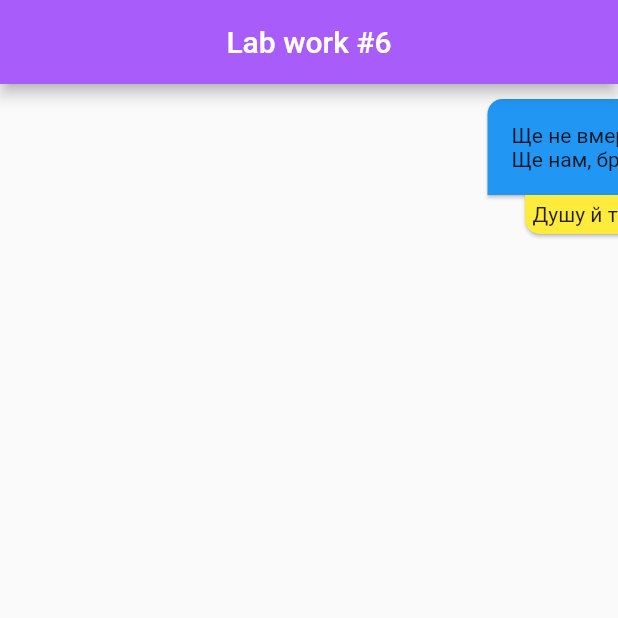
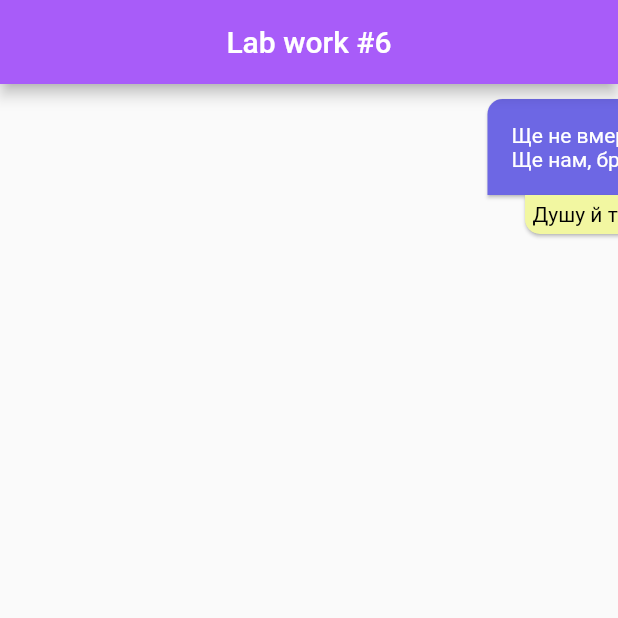
Before and after one commit to de-vasta/flutter_6, a Flutter app: the screen it shows after launch, on a phone screen of 412 x 824 dp, the top half of it. Run offline on Flutter 3.47's test engine with Material 2 defaults, Android fonts, the phone set to English and light mode, and no system bars.

Commit message:
README.md, main.dart
👉🏻 Written down in README.md description of the task
👉🏻 main.dart: added cards with text and other miscellaneous stuff

```diff
--- a/lib/main.dart
+++ b/lib/main.dart
@@ -1,5 +1,16 @@
 import 'dart:math';
 import 'package:flutter/material.dart';
+
+enum ColorsFor {
+  background,
+  card1,
+  card2,
+  card3,
+  card4,
+}
+
+Color textColor(Color bgColor) =>
+    bgColor.computeLuminance() > 0.5 ? Colors.black : Colors.white;
 
 void main() {
   runApp(const MyApp());
@@ -10,14 +21,12 @@ class MyApp extends StatelessWidget {
 
   // This widget is the root of your application.
   @override
-  Widget build(BuildContext context) {
-    return MaterialApp(
-      theme: ThemeData(),
-      darkTheme: ThemeData.dark(),
-      home: const MyHomePage(title: 'Lab work #6'),
-      debugShowCheckedModeBanner: false,
-    );
-  }
+  Widget build(BuildContext context) => MaterialApp(
+        theme: ThemeData(),
+        darkTheme: ThemeData.dark(),
+        home: const MyHomePage(title: 'Lab work #6'),
+        debugShowCheckedModeBanner: false,
+      );
 }
 
 class MyHomePage extends StatefulWidget {
@@ -34,6 +43,15 @@ class _MyHomePageState extends State<MyHomePage> {
     _k = min(_g, _h);
     _e = min(_b, _d);
   }
+
+  Map<ColorsFor, Color> colors = {
+    ColorsFor.background: const Color(0xFFA85CF9),
+    ColorsFor.card1: const Color(0xff6D67E4),
+    ColorsFor.card2: const Color(0xffF2F7A1),
+    ColorsFor.card3: const Color(0xffCF4647),
+    ColorsFor.card4: const Color(0xff2A363B),
+  };
+
   final double _borderRadius = 10;
   final EdgeInsets _padding = const EdgeInsets.all(16);
 
@@ -49,14 +67,13 @@ class _MyHomePageState extends State<MyHomePage> {
       appBar: AppBar(
         centerTitle: true,
         title: Text(widget.title),
-        backgroundColor: const Color(0xFFA85CF9),
+        backgroundColor: colors[ColorsFor.background],
       ),
       body: SingleChildScrollView(
         scrollDirection: Axis.horizontal,
         child: Container(
             margin: EdgeInsets.only(top: 10, bottom: _e),
             child: Row(
-              mainAxisAlignment: MainAxisAlignment.spaceBetween,
               children: [
                 Column(
                   children: [
@@ -66,13 +83,18 @@ class _MyHomePageState extends State<MyHomePage> {
                         topLeft: Radius.circular(_borderRadius),
                       )),
                       margin: EdgeInsets.only(left: _f),
-                      color: Colors.blue,
+                      color: colors[ColorsFor.card1],
                       child: Container(
                         width: _g,
                         padding: _padding,
                         child: Text(
                             "Ще не вмерла України ні слава, ні воля.\nЩе нам, браття-українці, усміхнеться доля.",
-                            style: Theme.of(context).textTheme.bodyMedium),
+                            style: TextStyle(
+                                fontSize: Theme.of(context)
+                                    .textTheme
+                                    .bodyMedium
+                                    ?.fontSize,
+                                color: textColor(colors[ColorsFor.card1]!))),
                       ),
                     ),
                     Card(
@@ -81,13 +103,18 @@ class _MyHomePageState extends State<MyHomePage> {
                         bottomLeft: Radius.circular(_borderRadius),
                       )),
                       margin: EdgeInsets.only(left: _k),
-                      color: Colors.yellow,
+                      color: colors[ColorsFor.card2],
                       child: Container(
                         padding: EdgeInsets.only(
                             left: _n, top: _r, right: _p, bottom: _s),
                         width: _m,
                         child: Text("Душу й тіло ми положим за нашу свободу,",
-                            style: Theme.of(context).textTheme.bodyMedium),
+                            style: TextStyle(
+                                fontSize: Theme.of(context)
+                                    .textTheme
+                                    .bodyMedium
+                                    ?.fontSize,
+                                color: textColor(colors[ColorsFor.card2]!))),
                       ),
                     ),
                   ],
@@ -100,7 +127,7 @@ class _MyHomePageState extends State<MyHomePage> {
                         topRight: Radius.circular(_borderRadius),
                       )),
                       margin: EdgeInsets.only(right: _i),
-                      color: Colors.red,
+                      color: colors[ColorsFor.card3],
                       child: Container(
                         alignment: Alignment.center,
                         height: _b,
@@ -108,22 +135,32 @@ class _MyHomePageState extends State<MyHomePage> {
                         padding: _padding,
                         child: Text(
                             "Згинуть наші вороженьки, як роса на сонці, \nЗапануєм і ми, браття, у своїй сторонці.",
-                            style: Theme.of(context).textTheme.bodyMedium),
+                            style: TextStyle(
+                                fontSize: Theme.of(context)
+                                    .textTheme
+                                    .bodyMedium
+                                    ?.fontSize,
+                                color: textColor(colors[ColorsFor.card3]!))),
                       ),
                     ),
                     Card(
                       shape: RoundedRectangleBorder(
                           borderRadius: BorderRadius.only(
-                        topRight: Radius.circular(_borderRadius),
+                        bottomRight: Radius.circular(_borderRadius),
                       )),
-                      color: Colors.black,
+                      color: colors[ColorsFor.card4],
                       child: Container(
                         alignment: Alignment.center,
                         height: _d,
                         padding: _padding,
                         child: Text(
                             "І покажем, що ми, браття, козацького роду.",
-                            style: Theme.of(context).textTheme.bodyMedium),
+                            style: TextStyle(
+                                fontSize: Theme.of(context)
+                                    .textTheme
+                                    .bodyMedium
+                                    ?.fontSize,
+                                color: textColor(colors[ColorsFor.card4]!))),
                       ),
                     ),
                   ],
```
Also changed, not shown: 1 other file.
